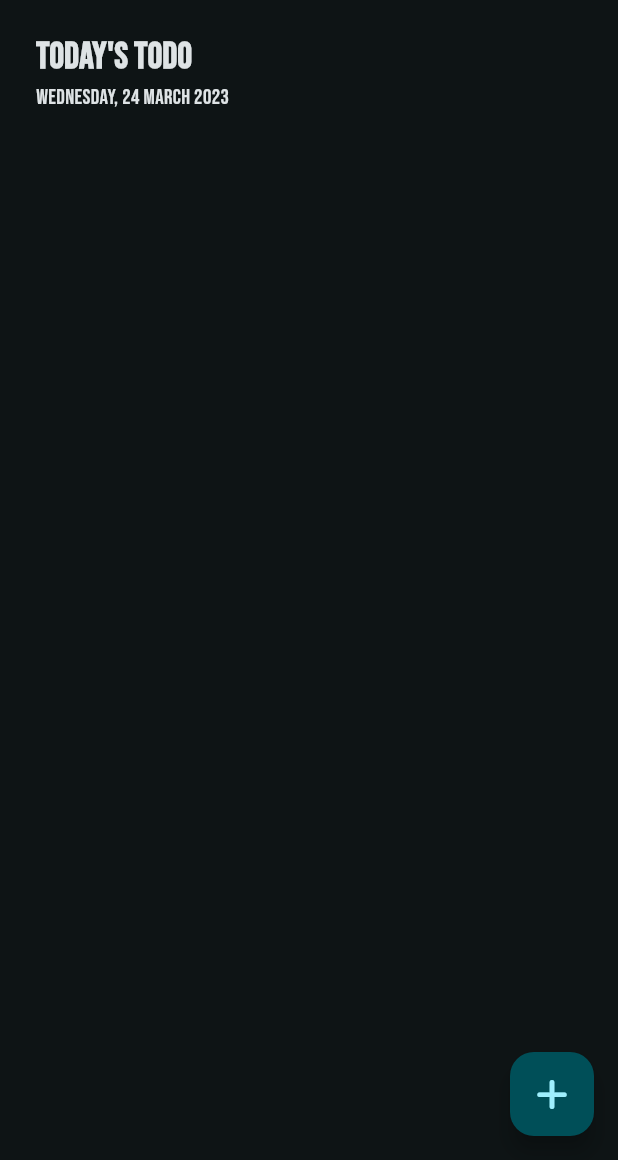
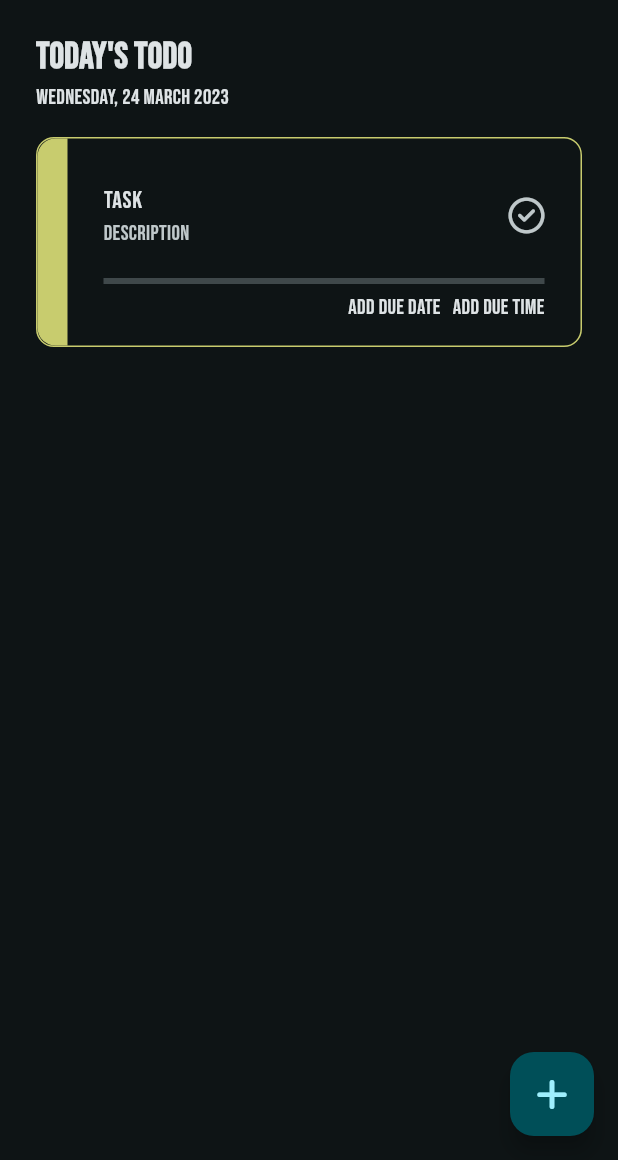
Before and after one commit to plotsklapps/getshtdone, a Flutter app: the screen it shows after launch, on a phone screen of 412 x 824 dp, the part 76-1236 px from its top. Run offline on Flutter 3.47's test engine with Material 3 defaults, Android fonts, the phone set to English and light mode, and no system bars; our stand-ins replace firebase_core, flex_color_scheme, flutter_riverpod, font_awesome_flutter, google_fonts; accounts and stored records are empty.

Commit message:
- Added TODO card to homescreen.

```diff
--- a/lib/widgets/home_screen.dart
+++ b/lib/home_screen.dart
@@ -2,6 +2,7 @@ import 'package:flutter/gestures.dart';
 import 'package:flutter/material.dart';
 import 'package:font_awesome_flutter/font_awesome_flutter.dart';
 import 'package:getsh_tdone/widgets/newtask_modal.dart';
+import 'package:getsh_tdone/widgets/todo_card.dart';
 
 class HomeScreen extends StatelessWidget {
   const HomeScreen({super.key});
@@ -62,6 +63,8 @@ class HomeScreen extends StatelessWidget {
                     ),
                   ],
                 ),
+                SizedBox(height: 16.0),
+                TodoCard(),
               ],
             ),
           ),
--- a/lib/main.dart
+++ b/lib/main.dart
@@ -2,8 +2,8 @@ import 'package:firebase_core/firebase_core.dart';
 import 'package:flutter/material.dart';
 import 'package:flutter_riverpod/flutter_riverpod.dart';
 import 'package:getsh_tdone/firebase_options.dart';
+import 'package:getsh_tdone/home_screen.dart';
 import 'package:getsh_tdone/theme.dart';
-import 'package:getsh_tdone/widgets/home_screen.dart';
 
 Future<void> main() async {
   WidgetsFlutterBinding.ensureInitialized();
--- /dev/null
+++ b/lib/widgets/todo_card.dart
@@ -0,0 +1,63 @@
+import 'package:flutter/material.dart';
+import 'package:flutter_riverpod/flutter_riverpod.dart';
+import 'package:font_awesome_flutter/font_awesome_flutter.dart';
+import 'package:getsh_tdone/providers/date_provider.dart';
+import 'package:getsh_tdone/providers/time_provider.dart';
+import 'package:getsh_tdone/theme.dart';
+
+class TodoCard extends ConsumerWidget {
+  const TodoCard({
+    super.key,
+  });
+
+  @override
+  Widget build(BuildContext context, WidgetRef ref) {
+    return Container(
+      height: 140.0,
+      decoration: BoxDecoration(
+        borderRadius: BorderRadius.circular(12.0),
+        border: Border.all(
+          color: flexSchemeDark.tertiary,
+        ),
+      ),
+      child: Row(
+        children: [
+          Container(
+            width: 20.0,
+            decoration: BoxDecoration(
+              borderRadius: const BorderRadius.only(
+                topLeft: Radius.circular(12.0),
+                bottomLeft: Radius.circular(12.0),
+              ),
+              color: flexSchemeDark.tertiary,
+            ),
+          ),
+          Expanded(
+              child: Padding(
+            padding: const EdgeInsets.symmetric(horizontal: 24.0),
+            child: Column(
+              mainAxisAlignment: MainAxisAlignment.center,
+              children: [
+                const ListTile(
+                  contentPadding: EdgeInsets.zero,
+                  title: Text('Task'),
+                  subtitle: Text('Description'),
+                  trailing: FaIcon(FontAwesomeIcons.circleCheck),
+                ),
+                const Divider(thickness: 4.0),
+                Row(
+                  mainAxisAlignment: MainAxisAlignment.end,
+                  children: [
+                    Text(ref.watch(dateProvider)),
+                    const SizedBox(width: 8.0),
+                    Text(ref.watch(timeProvider)),
+                  ],
+                ),
+              ],
+            ),
+          )),
+        ],
+      ),
+    );
+  }
+}
```
